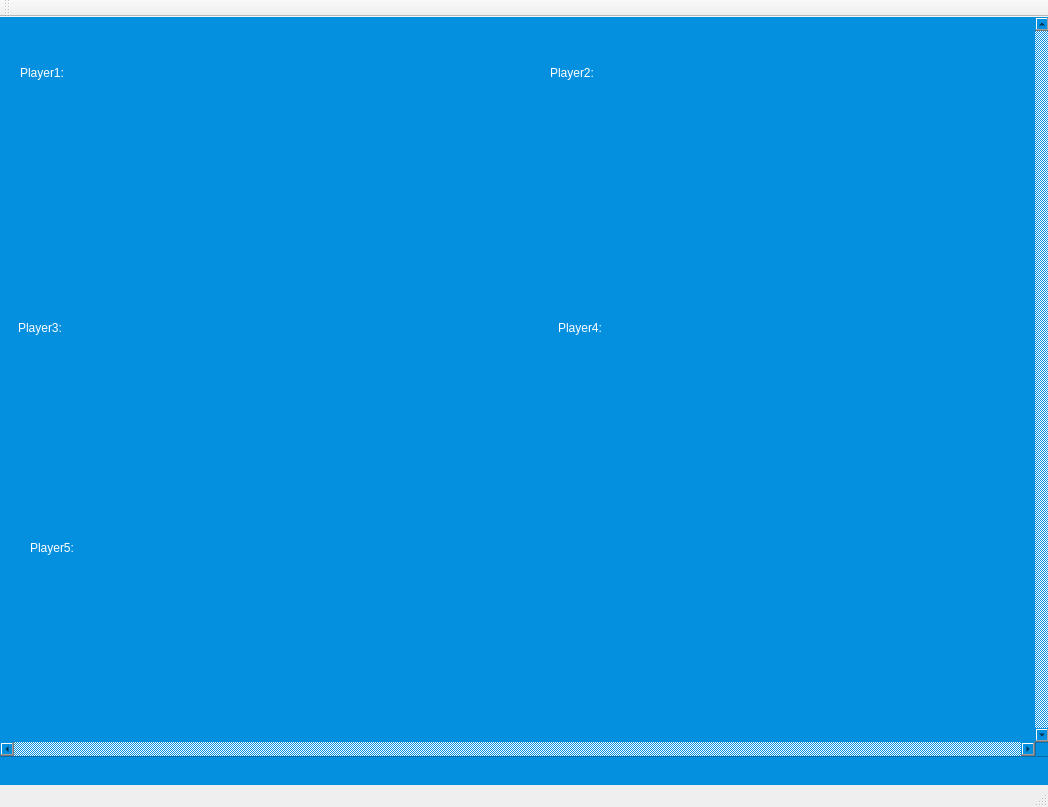
Old version of the form mainwindow.ui in the repository vivekvpandya/BlackJack.
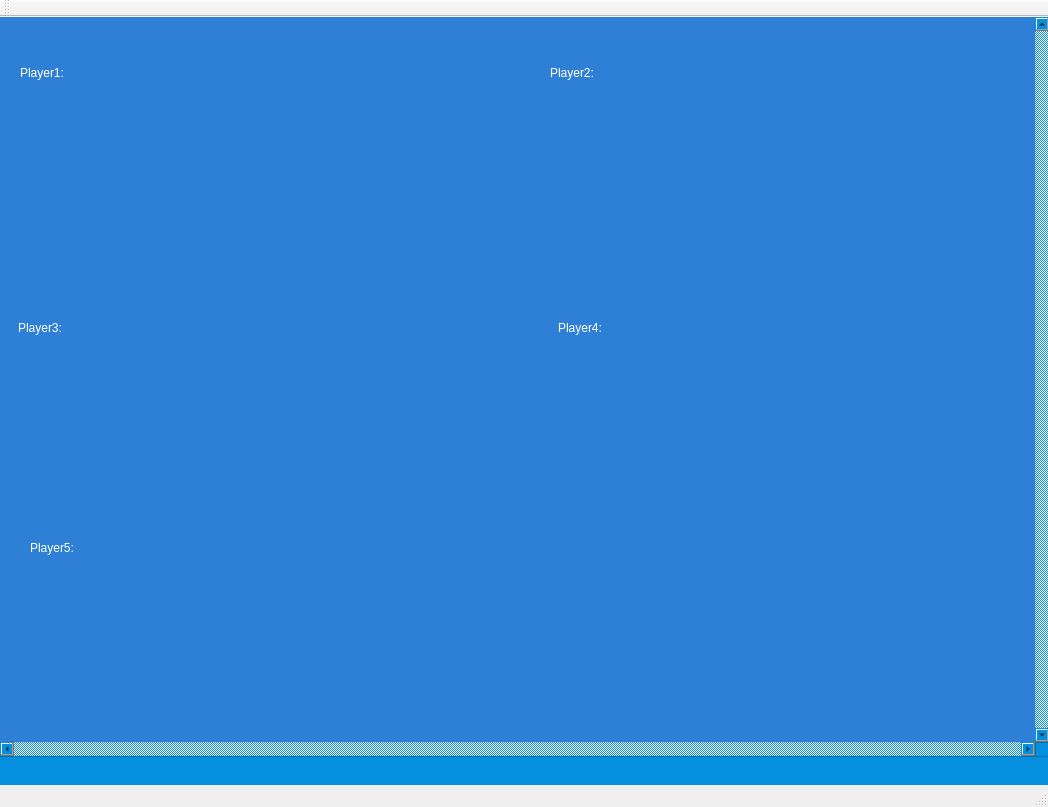
New version of the form.

The edit to the form file:
```diff
--- a/mainwindow.ui
+++ b/mainwindow.ui
@@ -45,7 +45,7 @@
       </rect>
      </property>
      <property name="styleSheet">
-      <string notr="true">backgroud:rgb(46, 127, 214)</string>
+      <string notr="true">background:rgb(46, 127, 214)</string>
      </property>
      <widget class="QWidget" name="horizontalLayoutWidget">
       <property name="geometry">
```
